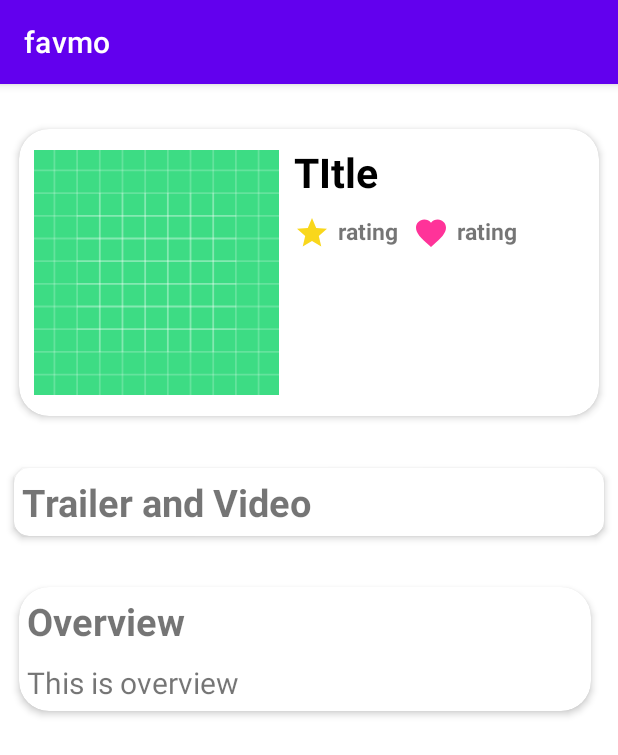
After one commit to dendiaryar/favmo-Tugas-Pemrograman-Mobile, an Android app: the SingleMovieActivity screen opened directly, with no data from a screen before it, on a phone screen of 412 x 824 dp. The commit adds this screen. Shown: the top 755 px of the screen. Run offline under Robolectric (Android 15) with nearby library versions, the phone set to English and light mode, and no system bars; pictures from the network do not load; 3 statements that could not run were skipped.

Commit message:
Adding Detail Movie v1

```diff
--- a/app/build.gradle
+++ b/app/build.gradle
@@ -17,7 +17,7 @@ android {
     }
 
     buildTypes {
-        debug{
+        debug {
             minifyEnabled false
         }
         release {
--- a/app/src/main/AndroidManifest.xml
+++ b/app/src/main/AndroidManifest.xml
@@ -1,7 +1,9 @@
 <?xml version="1.0" encoding="utf-8"?>
 <manifest xmlns:android="http://schemas.android.com/apk/res/android"
     package="com.example.favmo">
-    <uses-permission android:name="android.permission.INTERNET"></uses-permission>
+
+    <uses-permission android:name="android.permission.INTERNET" />
+
     <application
         android:allowBackup="true"
         android:icon="@mipmap/ic_launcher"
@@ -9,6 +11,7 @@
         android:roundIcon="@mipmap/ic_launcher_round"
         android:supportsRtl="true"
         android:theme="@style/AppTheme">
+        <activity android:name=".view.detail.SingleMovieActivity"></activity>
         <activity android:name=".MainActivity">
             <intent-filter>
                 <action android:name="android.intent.action.MAIN" />
--- /dev/null
+++ b/app/src/main/java/com/example/favmo/view/adapter/TrailerAdapter.kt
@@ -0,0 +1,4 @@
+package com.example.favmo.view.adapter
+
+class TrailerAdapter {
+}
--- /dev/null
+++ b/app/src/main/java/com/example/favmo/view/detail/SingleMovieActivity.kt
@@ -0,0 +1,32 @@
+package com.example.favmo.view.detail
+
+import android.content.Intent
+import androidx.appcompat.app.AppCompatActivity
+import android.os.Bundle
+import android.widget.Toast
+import com.bumptech.glide.Glide
+import com.example.favmo.R
+import com.example.favmo.data.model.Movie
+import kotlinx.android.synthetic.main.activity_single_movie.*
+import kotlinx.android.synthetic.main.row.view.*
+
+class SingleMovieActivity : AppCompatActivity() {
+    lateinit var movie:Movie
+    override fun onCreate(savedInstanceState: Bundle?) {
+        movie = intent.getParcelableExtra<Movie>("movie") as Movie
+
+        Toast.makeText(this,"ini diaktivi 2  ${movie.originalTitle}", Toast.LENGTH_LONG).show()
+        super.onCreate(savedInstanceState)
+        setContentView(R.layout.activity_single_movie)
+        if(movie!=null){
+            val imageUrl = StringBuilder()
+            imageUrl.append(getString(R.string.base_path_poster)).append(movie.posterPath)
+            mvtitle.setText(movie.originalTitle)
+            rating_value.setText(movie?.voteaverage.toString())
+            popularity_value.setText(movie?.popularity.toString())
+            Glide.with(this).load(imageUrl.toString()).into(imageTV)
+            overview.setText(movie.overview)
+        }
+
+    }
+}
--- /dev/null
+++ b/app/src/main/res/layout/activity_single_movie.xml
@@ -0,0 +1,172 @@
+<?xml version="1.0" encoding="utf-8"?>
+<LinearLayout android:layout_width="fill_parent"
+    android:layout_height="fill_parent"
+    xmlns:android="http://schemas.android.com/apk/res/android"
+    xmlns:app="http://schemas.android.com/apk/res-auto"
+    xmlns:tools="http://schemas.android.com/tools">
+    >
+    <ScrollView
+        android:layout_width="match_parent"
+        android:layout_height="match_parent"
+        >
+        <LinearLayout
+            android:layout_width="match_parent"
+            android:layout_height="wrap_content"
+            android:orientation="vertical"
+            android:padding="3dp"
+            >
+            <androidx.cardview.widget.CardView
+                android:layout_width="wrap_content"
+                android:layout_height="wrap_content"
+                app:cardCornerRadius="20dp"
+                app:cardElevation="3dp"
+                app:cardUseCompatPadding="true"
+                android:layout_marginTop="16dp"
+                >
+
+                <RelativeLayout
+                    android:layout_width="390dp"
+                    android:layout_height="wrap_content"
+                    android:padding="10dp">
+
+                    <ImageView
+                        android:id="@+id/imageTV"
+                        android:layout_width="163dp"
+                        android:layout_height="171dp"
+                        android:src="@drawable/ic_launcher_background" />
+
+                    <TextView
+                        android:id="@+id/mvtitle"
+                        android:layout_width="172dp"
+                        android:layout_height="wrap_content"
+                        android:layout_marginStart="10dp"
+                        android:layout_marginLeft="8dp"
+                        android:layout_toEndOf="@id/imageTV"
+                        android:layout_toRightOf="@+id/imageTV"
+                        android:text="TItle"
+                        android:textColor="@color/blackColor"
+                        android:textSize="27sp"
+                        android:textStyle="bold" />
+
+
+                    <ImageView
+                        android:id="@+id/rating_star"
+                        android:layout_width="24dp"
+                        android:layout_height="24dp"
+                        android:layout_below="@+id/mvtitle"
+                        android:layout_marginLeft="10dp"
+                        android:layout_marginTop="10dp"
+                        android:layout_toRightOf="@+id/imageTV"
+                        android:src="@drawable/ic_star_black_24dp" />
+
+                    <TextView
+                        android:id="@+id/rating_value"
+                        android:layout_width="wrap_content"
+                        android:layout_height="wrap_content"
+                        android:layout_below="@id/mvtitle"
+                        android:layout_marginLeft="5dp"
+                        android:layout_marginTop="10dp"
+                        android:layout_toRightOf="@id/rating_star"
+                        android:text="rating"
+                        android:textSize="15dp"
+                        android:textStyle="bold" />
+
+                    <ImageView
+                        android:id="@+id/popularity_heart"
+                        android:layout_width="24dp"
+                        android:layout_height="24dp"
+                        android:layout_below="@+id/mvtitle"
+                        android:layout_marginLeft="10dp"
+                        android:layout_marginTop="10dp"
+                        android:layout_toRightOf="@+id/rating_value"
+                        android:src="@drawable/ic_favorite_24dp" />
+
+                    <TextView
+                        android:id="@+id/popularity_value"
+                        android:layout_width="wrap_content"
+                        android:layout_height="wrap_content"
+                        android:layout_below="@id/mvtitle"
+                        android:layout_marginLeft="5dp"
+                        android:layout_marginTop="10dp"
+                        android:layout_toRightOf="@id/popularity_heart"
+                        android:text="rating"
+                        android:textSize="15dp"
+                        android:textStyle="bold" />
+                </RelativeLayout>
+            </androidx.cardview.widget.CardView>
+            <androidx.cardview.widget.CardView
+                android:id="@+id/videoContent"
+                android:layout_width="match_parent"
+                android:layout_height="wrap_content"
+                app:cardCornerRadius="10dp"
+                app:cardElevation="3dp"
+                app:cardUseCompatPadding="true"
+                android:layout_marginTop="16dp"
+                >
+                <RelativeLayout
+                    android:layout_width="wrap_content"
+                    android:layout_height="wrap_content"
+                    android:padding="5dp"
+                    >
+                    <TextView
+                        android:id="@+id/textvideo"
+                        android:layout_width="wrap_content"
+                        android:layout_height="wrap_content"
+                        android:text="Trailer and Video"
+                        android:textStyle="bold"
+                        android:textSize="25dp"
+                        />
+<!--                    <androidx.recyclerview.widget.RecyclerView-->
+<!--                        android:layout_below="@+id/textvideo"-->
+<!--                        android:id="@+id/videoList"-->
+<!--                        android:layout_width="match_parent"-->
+<!--                        android:layout_height="wrap_content"-->
+<!--                        android:orientation="horizontal"-->
+<!--                        app:layoutManager="androidx.recyclerview.widget.LinearLayoutManager"-->
+<!--                        tools:listitem="@layout/movie"-->
+<!--                        >-->
+
+<!--                    </androidx.recyclerview.widget.RecyclerView>-->
+                </RelativeLayout>
+            </androidx.cardview.widget.CardView>
+            <androidx.cardview.widget.CardView
+                app:cardCornerRadius="20dp"
+                app:cardElevation="3dp"
+                app:cardUseCompatPadding="true"
+                android:layout_width="400dp"
+                android:layout_height="wrap_content"
+                android:layout_marginTop="15dp"
+                >
+                <LinearLayout
+                    android:layout_width="wrap_content"
+                    android:layout_height="wrap_content"
+                    android:orientation="vertical"
+                    android:padding="5dp"
+                    >
+                    <TextView
+
+                        android:layout_width="wrap_content"
+                        android:layout_height="wrap_content"
+                        android:text="Overview"
+                        android:textStyle="bold"
+                        android:textSize="25dp"
+                        />
+                    <TextView
+                        android:id="@+id/overview"
+                        android:layout_width="wrap_content"
+                        android:layout_height="wrap_content"
+                        android:text="This is overview"
+                        android:layout_marginTop="10dp"
+                        android:textSize="20dp"
+                        />
+
+                </LinearLayout>
+
+
+            </androidx.cardview.widget.CardView>
+        </LinearLayout>
+    </ScrollView>
+
+
+
+</LinearLayout>
```
Also changed, not shown: app/src/main/java/com/example/favmo/data/model/PopularMovie.kt (+9 -5 lines), app/src/main/java/com/example/favmo/view/BrowseMovie.kt (+13 -3 lines), app/src/main/java/com/example/favmo/view/CellClickListener.kt (added, +7 -0 lines), app/src/main/java/com/example/favmo/view/adapter/MovieAdapter.kt (+8 -2 lines), app/src/main/res/layout/movie.xml (added, +18 -0 lines).
